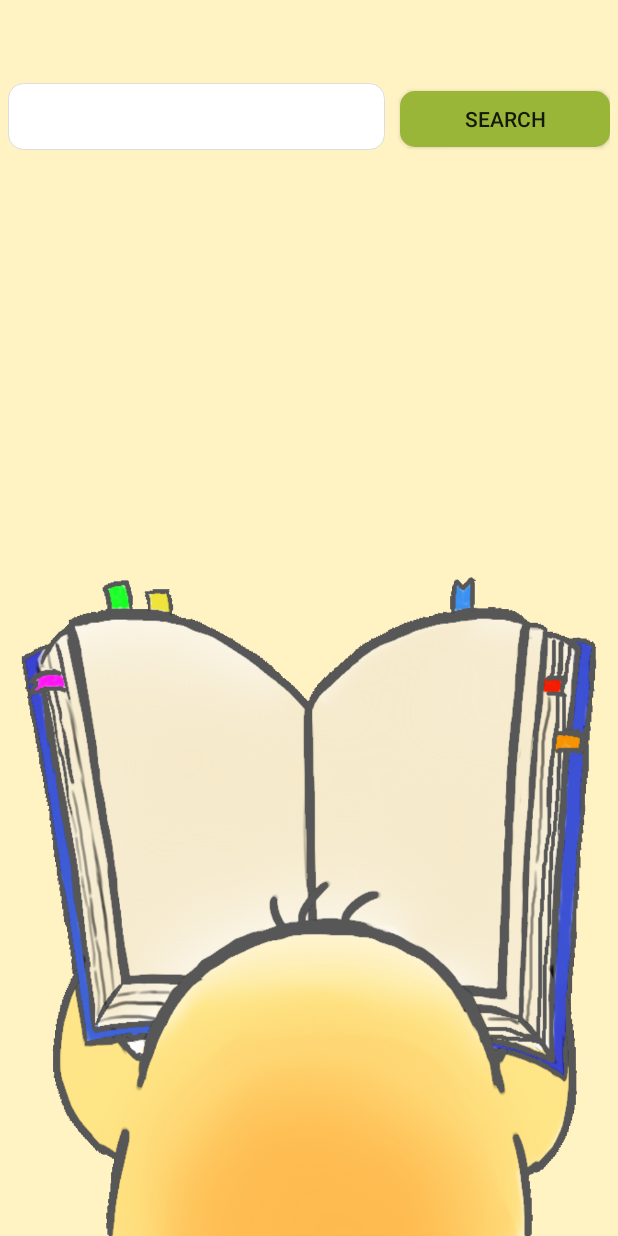
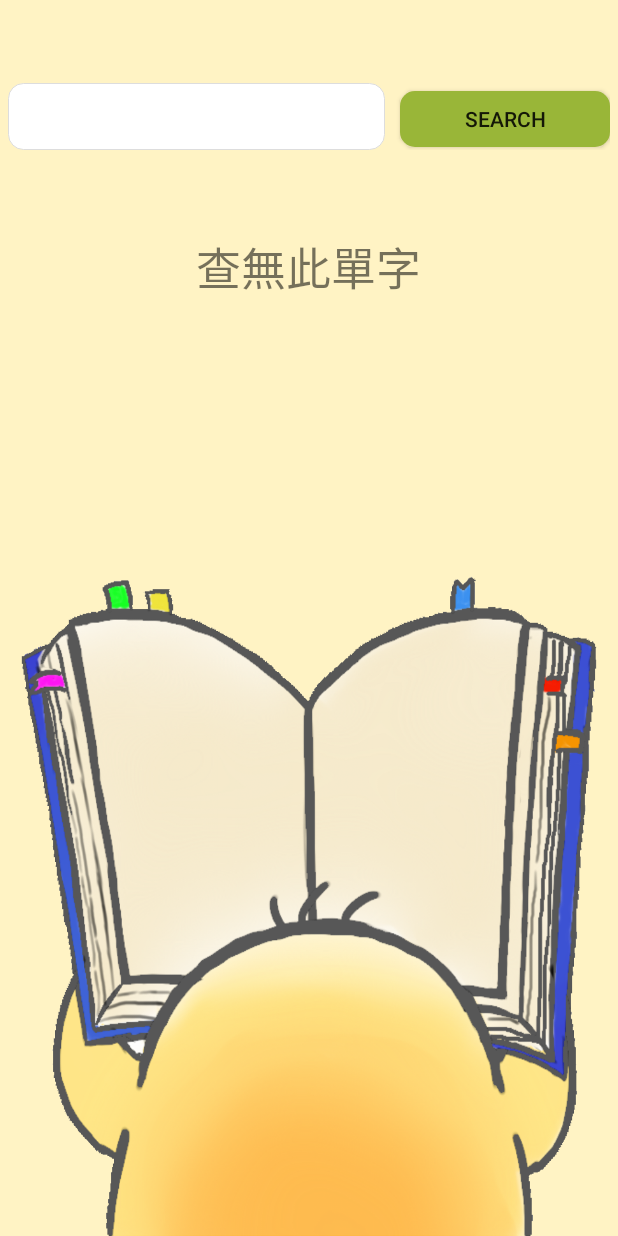
Before and after one commit to aiyzod/vocabulary_test, an Android app: the StudyActivity screen opened directly, with no data from a screen before it, after a tap on "SEARCH", on a phone screen of 412 x 824 dp. Run offline under Robolectric (Android 15) with nearby library versions, the phone set to English and light mode, and no system bars; Roboto replaces fonts that are not available here; 2 statements that could not run were skipped.

Commit message:
UPDATE STUDYACTIVITY.JAVA

```diff
--- a/app/src/main/java/com/example/asus/learningenglish/StudyActivity.java
+++ b/app/src/main/java/com/example/asus/learningenglish/StudyActivity.java
@@ -28,6 +28,7 @@ public class StudyActivity extends AppCompatActivity {
         q_search.setTypeface(Typeface.createFromAsset(getAssets(), "setofont.ttf"));
 
         q_chinese = this.findViewById(R.id.q_chinese);
+        q_chinese.setTypeface(Typeface.createFromAsset(getAssets(), "setofont.ttf"));
 
         search = findViewById(R.id.btn_search);
         search.setOnClickListener(findvocabulary);
@@ -40,18 +41,28 @@ public class StudyActivity extends AppCompatActivity {
         @Override
 
         public void onClick(View v) {
-            String input_str = vocabulary.getText().toString().toLowerCase();   //一律為小寫
-
-            // TO 曛綺 : 搜尋資料庫裡面沒有的字會閃退，可以換成用迴圈做字串比對，比對整個資料庫裡的單字在判斷要做甚麼動作
+            String input_str = vocabulary.getText().toString().toLowerCase();
 
             Cursor cursor = MainActivity.db.rawQuery("select * from " + DBOpenHelper.DATABASE_TABLE + " where english ='" + input_str + "';", null);
 
             cursor.moveToFirst();
 
-            String word_english = cursor.getString(1);
-            String word_chinese = cursor.getString(2);
-            q_search.setText(word_english);
-            q_chinese.setText(word_chinese);
+            Cursor mcursor = cursor;
+
+            if( mcursor!=null && mcursor.getCount() > 0) {
+
+                String word_english = cursor.getString(1);
+                String word_chinese = cursor.getString(2);
+                q_search.setText(word_english);
+                q_chinese.setText(word_chinese);
+
+            } else {
+
+                q_chinese.setText("查無此單字");
+                q_search.setText("");
+            }
+
+
 
         }
     };
```
